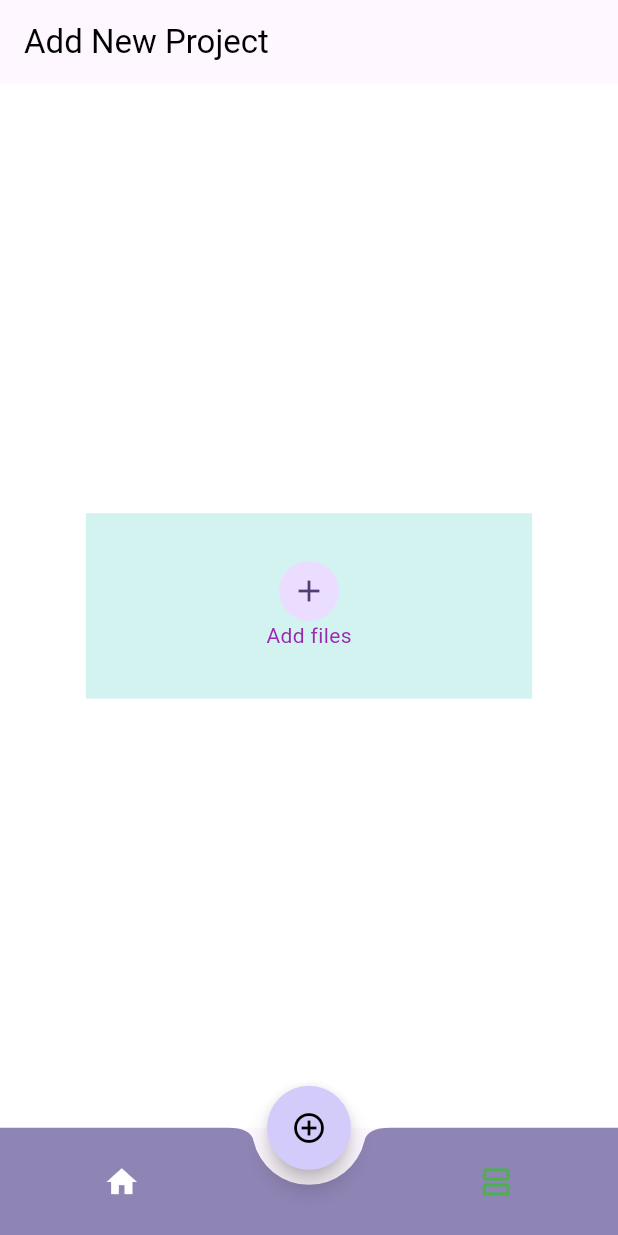
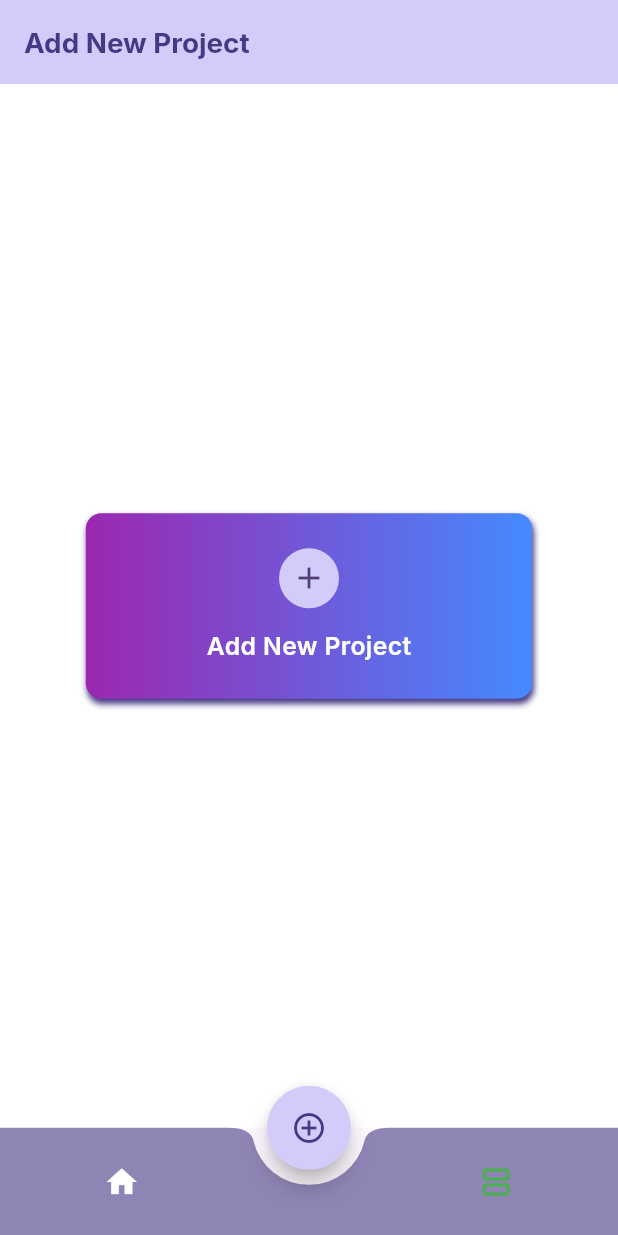
Before and after one commit to omit-excelitai/image_and_video_editing, a Flutter app: the screen it shows after launch, on a phone screen of 412 x 824 dp. Run offline on Flutter 3.47's test engine with Material 2 defaults, Android fonts, the phone set to English and light mode, and no system bars; our stand-ins replace dio, flutter_screenutil, get, get_it, google_fonts, image_picker and 1 more.

Commit message:
Updated -- add_project_screen.dart, bottom_navbar_screen.dart, and Added -- reusable_app_bar.dart

```diff
--- a/lib/view/screen/add_project_screen.dart
+++ b/lib/view/screen/add_project_screen.dart
@@ -1,10 +1,11 @@
 import 'package:flutter/material.dart';
 import 'package:flutter_screenutil/flutter_screenutil.dart';
 import 'package:get/get.dart';
+import 'package:image_and_video_editing/utils/app_style.dart';
 import 'package:image_and_video_editing/view/screen/edit_screen.dart';
 import '../../controller/add_project_screen_controller.dart';
-import '../../controller/home_screen_controller.dart';
 import '../../utils/app_color_resources.dart';
+import '../widgets/reusable_app_bar.dart';
 
 class AddProjectScreen extends StatelessWidget {
   static const String routeName = '/add_project_screen';
@@ -14,6 +15,9 @@ class AddProjectScreen extends StatelessWidget {
   Widget build(BuildContext context) {
     return Scaffold(
       backgroundColor: AppColorResources.scaffoldBgColor,
+      appBar: ReusableAppBar(
+        title: 'Add New Project',
+      ),
       body: Center(
         child: Padding(
           padding: EdgeInsets.symmetric(horizontal: 50.0.w),
@@ -21,39 +25,58 @@ class AddProjectScreen extends StatelessWidget {
             child: Column(
               mainAxisAlignment: MainAxisAlignment.center,
               children: [
-                Container(
-                  height: 120.h,
-                  width: double.infinity,
-                  decoration: BoxDecoration(
-                    color: Color(0xFFd3f3f1),
-                  ),
-                  child: GetBuilder<AddProjectScreenController>(
+                GetBuilder<AddProjectScreenController>(
                     init: AddProjectScreenController(),
-                    builder: (controller) => Column(
-                      mainAxisAlignment: MainAxisAlignment.center,
-                      children: [
-                        CircleAvatar(
-                          child: IconButton(
-                            onPressed: () {
-                              controller.chooseImageFromGallery().obs;
+                    builder: (controller) {
+                      return InkWell(
+                        onTap: () {
+                          controller.chooseImageFromGallery();
                           if (controller.chooseImage != null) {
-                                Get.to(() => EditScreen(
-                                    imageFile: controller.chooseImage!));
+                            Get.to(() =>
+                                EditScreen(imageFile: controller.chooseImage!));
                             print(
                                 "Check ------- ${controller.selectedImage.value!}");
                           }
                         },
-                            icon: Icon(Icons.add),
+                        child: Container(
+                          padding: EdgeInsets.symmetric(vertical: 10.h),
+                          height: 120.h,
+                          width: double.infinity,
+                          decoration: BoxDecoration(
+                            boxShadow: [
+                              BoxShadow(
+                                offset: Offset(1, 3),
+                                color: AppColorResources.buttonColor,
+                                blurRadius: 3,
+                              ),
+                            ],
+                            borderRadius: BorderRadius.circular(10.r),
+                            gradient: LinearGradient(
+                              colors: [Colors.purple, Colors.blueAccent],
+                              begin: Alignment.centerLeft,
+                              end: Alignment.centerRight,
                             ),
                           ),
+                          child: Column(
+                            mainAxisAlignment: MainAxisAlignment.spaceEvenly,
+                            children: [
+                              CircleAvatar(
+                                child: Icon(Icons.add),
+                                backgroundColor:
+                                    AppColorResources.enableSwitchColor,
+                              ),
                               Text(
-                          'Add files',
-                          style: TextStyle(color: Colors.purple),
+                                'Add New Project',
+                                style: myStyleInter(
+                                    16.sp,
+                                    AppColorResources.primaryWhite,
+                                    FontWeight.w600),
                               ),
                             ],
                           ),
                         ),
-                ),
+                      );
+                    }),
               ],
             ),
           ),
--- a/lib/view/screen/bottom_navbar_screen.dart
+++ b/lib/view/screen/bottom_navbar_screen.dart
@@ -12,19 +12,13 @@ class BottomNavBarScreen extends StatelessWidget {
     return GetBuilder<BottomNavController>(
       init: BottomNavController(),
       builder: (controller) => Scaffold(
-        appBar: AppBar(
-          title: Text(
-            controller.title,
-            style: TextStyle(color: AppColorResources.primaryBlack),
-          ),
-        ),
         body: controller.currentScreen,
         floatingActionButton: FloatingActionButton(
           shape: CircleBorder(),
           backgroundColor: AppColorResources.enableSwitchColor,
           isExtended: true,
           child: Icon(Icons.add_circle_outline_outlined,
-              color: AppColorResources.primaryBlack),
+              color: AppColorResources.buttonColor),
           onPressed: () {
             controller.changeScreen(0);
           },
--- /dev/null
+++ b/lib/view/widgets/reusable_app_bar.dart
@@ -0,0 +1,38 @@
+import 'package:flutter/material.dart';
+import 'package:flutter_screenutil/flutter_screenutil.dart';
+import '../../utils/app_color_resources.dart';
+import '../../utils/app_style.dart';
+
+class ReusableAppBar extends StatelessWidget implements PreferredSizeWidget {
+  final String title;
+  final List<Widget>? actions;
+  final Widget? leading;
+  final Widget? widget;
+
+  ReusableAppBar({
+    super.key,
+    required this.title,
+    this.actions,
+    this.leading,
+    this.widget,
+  });
+
+  @override
+  Widget build(BuildContext context) {
+    return AppBar(
+      backgroundColor: AppColorResources.enableSwitchColor,
+      title: Text(
+        "$title",
+        style: myStyleInter(
+          18.sp,
+          AppColorResources.buttonColor,
+          FontWeight.w700,
+        ),
+      ),
+      actions: actions??[],
+    );
+  }
+
+  @override
+  Size get preferredSize => Size.fromHeight(kToolbarHeight);
+}
```
Lines whose indentation alone changed are shown as unchanged.
